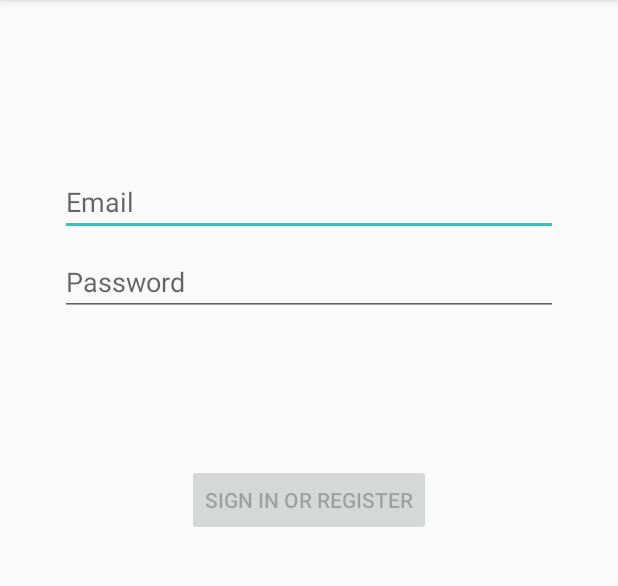
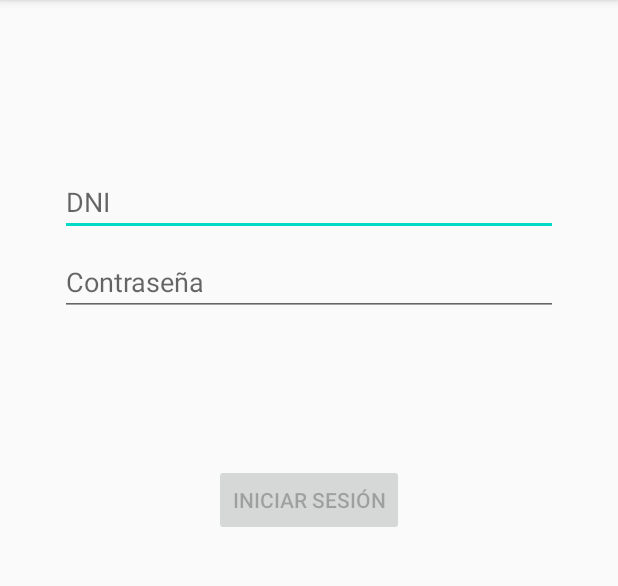
Before and after one commit to RodrigoDeRosa-zz/ConectarSalud, an Android app: the screen it shows after launch (MainActivity before the commit, LoginActivity after it), on a phone screen of 412 x 824 dp, the part 84-670 px from its top. Run offline under Robolectric (Android 15) with nearby library versions, the phone set to English and light mode, and no system bars; libraries missing offline, so code that uses them is left out: com.fasterxml.jackson.

Commit message:
Main activity redirects

```diff
--- a/app/src/main/java/com/conectarSalud/MainActivity.kt
+++ b/app/src/main/java/com/conectarSalud/MainActivity.kt
@@ -3,20 +3,24 @@ package com.conectarSalud
 import android.content.Intent
 import android.os.Bundle
 import androidx.appcompat.app.AppCompatActivity
-import com.conectarSalud.videoChat.VideoChatViewActivity
-import kotlinx.android.synthetic.main.activity_main.*
+import com.conectarSalud.home.HomeActivity
+import com.conectarSalud.login.LoginActivity
 
 class MainActivity : AppCompatActivity() {
 
     override fun onCreate(savedInstanceState: Bundle?) {
         super.onCreate(savedInstanceState)
-        setContentView(R.layout.activity_login)
 
-        /*btnStartCall.setOnClickListener {
-            val intent = Intent(this, VideoChatViewActivity::class.java)
-            startActivity(intent)
-        }*/
+        // Redirects to home if user is logged in or login if not
+        if (this.userIsLoggedIn()) {
+            startActivity(Intent(this, HomeActivity::class.java))
+        } else {
+            startActivity(Intent(this, LoginActivity::class.java))
+        }
+    }
 
+    private fun userIsLoggedIn():Boolean {
+        return false
     }
 
 }
--- a/app/src/main/res/values/strings.xml
+++ b/app/src/main/res/values/strings.xml
@@ -11,12 +11,11 @@
     <string name="agora_access_token"></string>
     <string name="startCall">Iniciar Videollamada</string>
     <!-- Strings related to login -->
-    <string name="prompt_email">Email</string>
-    <string name="prompt_password">Password</string>
-    <string name="action_sign_in">Sign in or register</string>
-    <string name="action_sign_in_short">Sign in</string>
-    <string name="welcome">"Welcome !"</string>
-    <string name="invalid_username">Not a valid username</string>
-    <string name="invalid_password">Password must be >5 characters</string>
-    <string name="login_failed">"Login failed"</string>
+    <string name="prompt_email">DNI</string>
+    <string name="prompt_password">Contraseña</string>
+    <string name="action_sign_in">Iniciar Sesión</string>
+    <string name="action_sign_in_short">Ingresá</string>
+    <string name="invalid_username">El DNI ingresado es invalido</string>
+    <string name="invalid_password">La contraseña ingresada es invalida</string>
+    <string name="login_failed">Error al iniciar sesión</string>
 </resources>
```
Also changed, not shown: app/src/main/java/com/conectarSalud/home/HomeActivity.kt (added, +23 -0 lines), app/src/main/java/com/conectarSalud/login/LoginActivity.kt (+10 -18 lines), app/src/main/java/com/conectarSalud/login/LoginViewModel.kt (+3 -7 lines), app/src/main/res/layout/activity_home.xml (renamed from app/src/main/res/layout/activity_main.xml).
